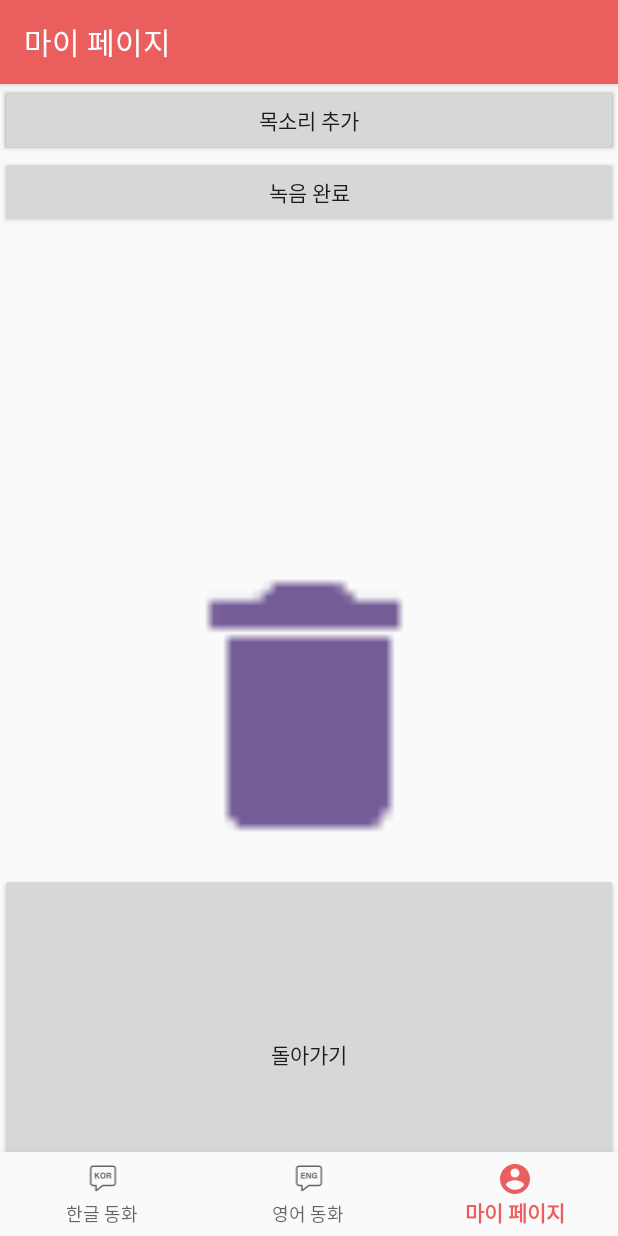
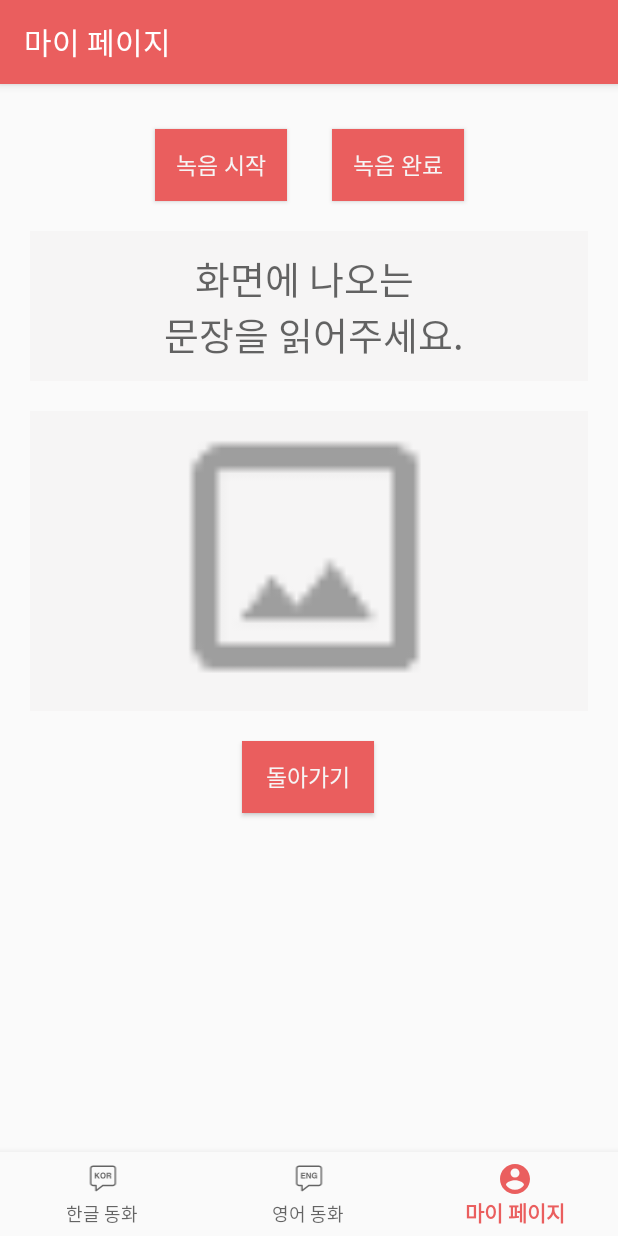
Before and after one commit to teetee6/P_project_code, an Android app: the fragment RecordingFragment placed in its activity, item 3 of the bottom bar chosen, on a phone screen of 412 x 824 dp. Run offline under Robolectric (Android 15) with nearby library versions, the phone set to English and light mode, and no system bars; our stand-ins replace navigation-ui; pictures from the network do not load.

Commit message:
change mypage's ui

```diff
--- a/app/src/main/java/org/techtown/myapplication/ui/notifications/RecordingFragment.java
+++ b/app/src/main/java/org/techtown/myapplication/ui/notifications/RecordingFragment.java
@@ -25,7 +25,7 @@ public class RecordingFragment extends Fragment {
 
     ViewGroup rootView;
     Handler mhandler;
-    String[] name = new String[]{"토끼가 어느날 나타났어요","호랑이가 기어가요","우루루쾅쾅"};
+    String[] name = new String[]{"토끼가 어느날 나타났어요","호랑이가 기어가요","우르르쾅쾅"};
 
 
 
@@ -48,7 +48,7 @@ public class RecordingFragment extends Fragment {
             public void onClick(View v) {
 
                 ImageView record_gif = (ImageView) rootView.findViewById(R.id.record_image);
-                Glide.with(getContext()).load(R.drawable.mic_loading).into(record_gif);
+                Glide.with(getContext()).load(R.drawable.voice_loading).into(record_gif);
                 setHandler(name, 0);
 
             }
@@ -82,8 +82,8 @@ public class RecordingFragment extends Fragment {
     }
 
     public void setHandler(String[] name,int key){
-       final  String[] n = name;
-       final int stop_key = key;
+        final  String[] n = name;
+        final int stop_key = key;
 
         mhandler = new Handler(){
             public void handleMessage(Message msg){
--- a/app/src/main/res/layout/fragment_notifications.xml
+++ b/app/src/main/res/layout/fragment_notifications.xml
@@ -1,20 +1,24 @@
 <?xml version="1.0" encoding="utf-8"?>
-<LinearLayout xmlns:android="http://schemas.android.com/apk/res/android"
+<androidx.constraintlayout.widget.ConstraintLayout xmlns:android="http://schemas.android.com/apk/res/android"
     xmlns:app="http://schemas.android.com/apk/res-auto"
     xmlns:tools="http://schemas.android.com/tools"
-    android:id="@+id/notification_linearLayout"
     android:layout_width="match_parent"
-    android:layout_height="match_parent"
-    android:orientation="vertical">
-
-    <androidx.recyclerview.widget.RecyclerView
-        android:id="@+id/recyclerView"
-        android:layout_width="match_parent"
-        android:layout_height="wrap_content" />
+    android:layout_height="match_parent">
 
     <Button
         android:id="@+id/voice_add_button"
-        android:layout_width="match_parent"
+        android:layout_width="wrap_content"
         android:layout_height="wrap_content"
-        android:text="목소리 추가" />
-</LinearLayout>
+        android:layout_marginStart="160dp"
+        android:layout_marginEnd="314dp"
+        android:text="@string/v_add"
+        android:textColor="@color/colorAccent"
+        android:textSize="15dp"
+        app:layout_constraintBottom_toBottomOf="parent"
+        app:layout_constraintEnd_toEndOf="parent"
+        app:layout_constraintHorizontal_bias="0.0"
+        app:layout_constraintStart_toStartOf="parent"
+        app:layout_constraintTop_toTopOf="parent"
+        app:layout_constraintVertical_bias="0.486"
+        android:background="@color/colorPrimary"/>
+</androidx.constraintlayout.widget.ConstraintLayout>
--- a/app/src/main/res/layout/fragment_recording.xml
+++ b/app/src/main/res/layout/fragment_recording.xml
@@ -1,41 +1,86 @@
 <?xml version="1.0" encoding="utf-8"?>
-<LinearLayout xmlns:android="http://schemas.android.com/apk/res/android"
+<androidx.constraintlayout.widget.ConstraintLayout xmlns:android="http://schemas.android.com/apk/res/android"
     xmlns:app="http://schemas.android.com/apk/res-auto"
-    android:orientation="vertical" android:layout_width="match_parent"
+    xmlns:tools="http://schemas.android.com/tools"
+    android:layout_width="match_parent"
     android:layout_height="match_parent"
     android:id="@+id/record_container"
     >
 
     <Button
         android:id="@+id/record_start"
-        android:layout_width="match_parent"
+        android:layout_width="wrap_content"
         android:layout_height="wrap_content"
-        android:text="녹음 시작" />
+        android:layout_marginTop="30dp"
+        android:background="@color/colorPrimary"
+        android:text="@string/r_start"
+        android:textColor="@color/colorAccent"
+        android:textSize="15dp"
+        app:layout_constraintEnd_toEndOf="parent"
+        app:layout_constraintHorizontal_bias="0.318"
+        app:layout_constraintStart_toStartOf="parent"
+        app:layout_constraintTop_toTopOf="parent" />
 
     <Button
         android:id="@+id/record_complt"
-        android:layout_width="match_parent"
+        android:layout_width="wrap_content"
         android:layout_height="wrap_content"
-        android:text="녹음 완료" />
+        android:layout_marginStart="30dp"
+        android:text="@string/r_complete"
+        android:textColor="@color/colorAccent"
+        android:textSize="15dp"
+        app:layout_constraintBaseline_toBaselineOf="@+id/record_start"
+        app:layout_constraintEnd_toEndOf="parent"
+        app:layout_constraintHorizontal_bias="0.0"
+        android:background="@color/colorPrimary"
+        app:layout_constraintStart_toEndOf="@+id/record_start" />
 
     <TextView
         android:id="@+id/voice_txt"
         android:layout_width="match_parent"
-        android:layout_height="wrap_content"
-        android:layout_weight="1" />
+        android:layout_height="100dp"
+        android:layout_marginStart="20dp"
+        android:layout_marginTop="20dp"
+        android:layout_marginEnd="20dp"
+        android:layout_weight="1"
+        android:background="@color/colorAccent"
+        android:hint="@string/v_hint"
+        android:textAlignment="center"
+        android:textSize="25dp"
+        android:gravity="center"
+        app:layout_constraintEnd_toEndOf="parent"
+        app:layout_constraintStart_toStartOf="parent"
+        app:layout_constraintTop_toBottomOf="@+id/record_complt" />
 
     <ImageView
         android:id="@+id/record_image"
         android:layout_width="match_parent"
-        android:layout_height="wrap_content"
+        android:layout_height="200dp"
+        android:layout_marginStart="20dp"
+        android:layout_marginTop="20dp"
+        android:layout_marginEnd="20dp"
         android:layout_weight="1"
-        app:srcCompat="@mipmap/ic_action_delete" />
+        app:layout_constraintEnd_toEndOf="parent"
+        app:layout_constraintStart_toStartOf="parent"
+        app:layout_constraintTop_toBottomOf="@+id/voice_txt"
+        app:srcCompat="@mipmap/ic_action_crop_original"
+        android:background="@color/colorAccent"/>
 
     <Button
         android:id="@+id/return_button"
-        android:layout_width="match_parent"
+        android:layout_width="wrap_content"
         android:layout_height="wrap_content"
+        android:layout_marginTop="20dp"
         android:layout_weight="1"
-        android:text="돌아가기" />
+        android:background="@color/colorPrimary"
+        android:text="@string/back"
+        android:textColor="@color/colorAccent"
+        android:textSize="15dp"
+        app:layout_constraintBottom_toBottomOf="parent"
+        app:layout_constraintEnd_toEndOf="parent"
+        app:layout_constraintHorizontal_bias="0.498"
+        app:layout_constraintStart_toStartOf="parent"
+        app:layout_constraintTop_toBottomOf="@+id/record_image"
+        app:layout_constraintVertical_bias="0.0" />
 
-</LinearLayout>
+</androidx.constraintlayout.widget.ConstraintLayout>
--- a/app/src/main/res/values/strings.xml
+++ b/app/src/main/res/values/strings.xml
@@ -6,4 +6,9 @@
     <string name="book_title">sample title</string>
     <string name="init">초기화</string>
     <string name="save">저장</string>
+    <string name="v_add">목소리 추가</string>
+    <string name="r_start">녹음 시작</string>
+    <string name="r_complete">녹음 완료</string>
+    <string name="v_hint">화면에 나오는 \n 문장을 읽어주세요.</string>
+    <string name="back">돌아가기</string>
 </resources>
```
Also changed, not shown: app/src/main/res/drawable/voice_loading.gif (added).
